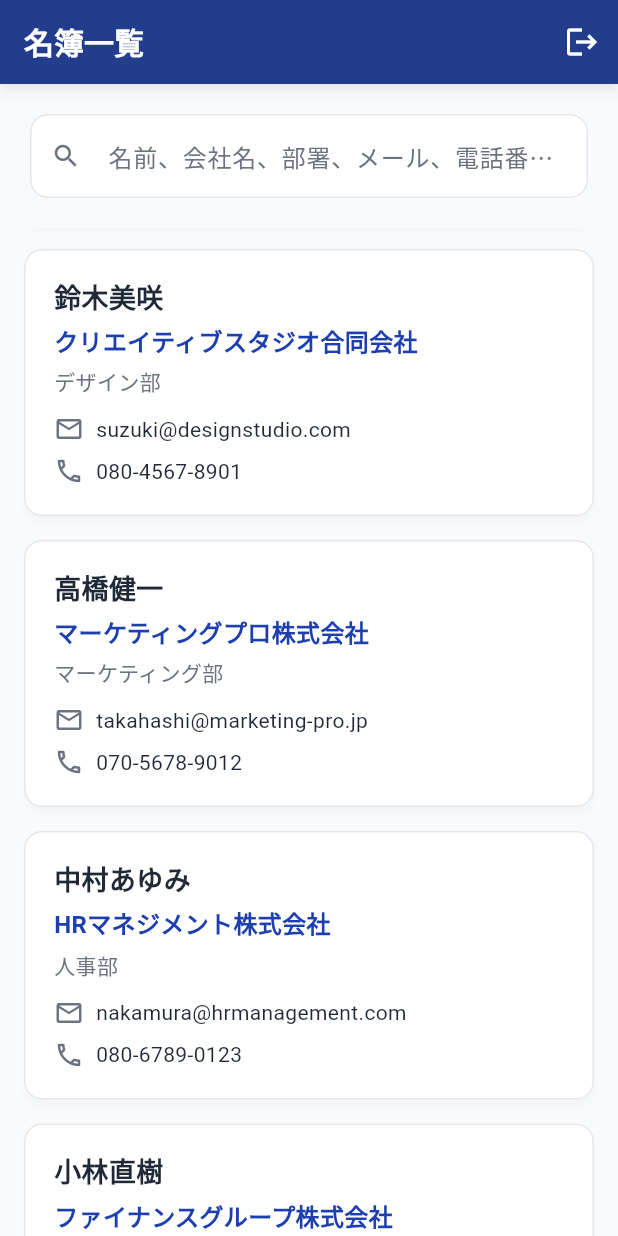
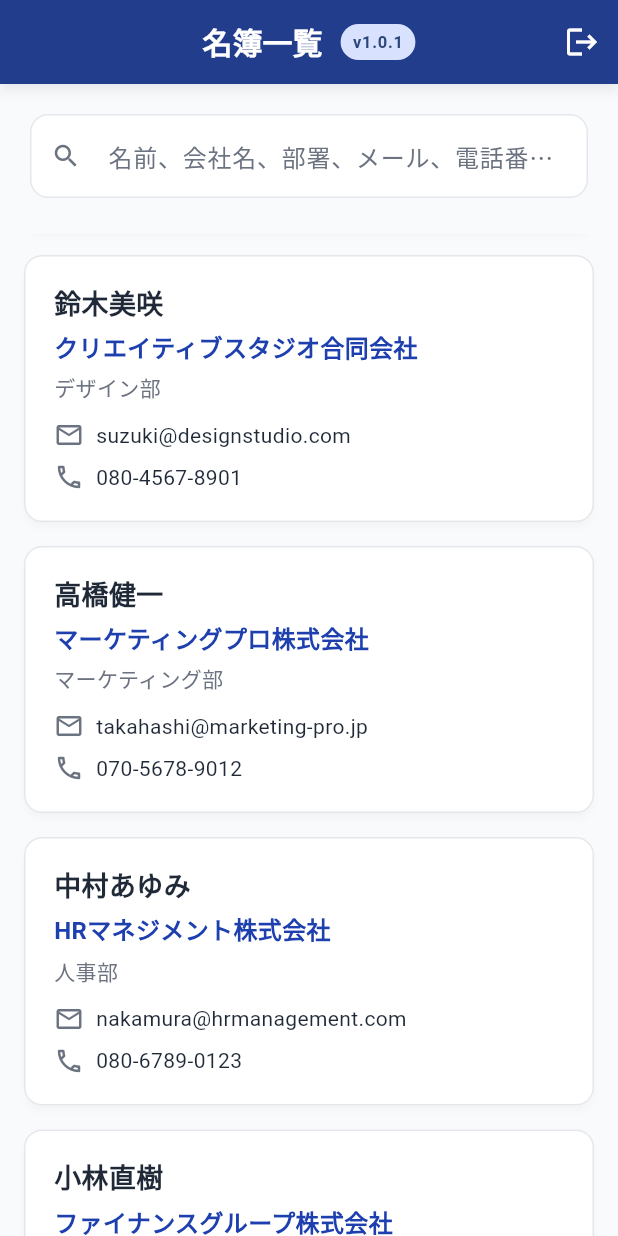
Before and after one commit to Fuurugeeen/member_list_demo_flutter, a Flutter app: the screen it shows after launch, scrolled down 576 dp, on a phone screen of 412 x 824 dp. Run offline on Flutter 3.47's test engine with Material 3 defaults, Android fonts, the phone set to English and light mode, and no system bars; our stand-ins replace go_router, package_info_plus, shared_preferences.

Commit message:
release: v1.0.1

```diff
--- a/lib/screens/member_list_screen.dart
+++ b/lib/screens/member_list_screen.dart
@@ -1,4 +1,6 @@
 import 'package:flutter/material.dart';
+import 'package:package_info_plus/package_info_plus.dart';
+
 import '../models/member.dart';
 import '../services/auth_service.dart';
 import '../services/storage_service.dart';
@@ -24,12 +26,30 @@ class _MemberListScreenState extends State<MemberListScreen> {
   List<Member> _filteredMembers = [];
   bool _isLoading = true;
   bool _isSearchActive = false;
+  String _version = '';
 
   @override
   void initState() {
     super.initState();
     _loadMembers();
+    _loadVersion();
     _searchController.addListener(_onSearchChanged);
+  }
+
+  Future<void> _loadVersion() async {
+    try {
+      final packageInfo = await PackageInfo.fromPlatform();
+      setState(() {
+        _version = 'v${packageInfo.version}';
+      });
+      print('Version loaded: $_version'); // デバッグ用
+    } catch (e) {
+      print('Error loading version: $e'); // デバッグ用
+      // エラーの場合でもバージョンを表示
+      setState(() {
+        _version = 'v1.0.0';
+      });
+    }
   }
 
   @override
@@ -77,7 +97,6 @@ class _MemberListScreenState extends State<MemberListScreen> {
     });
   }
 
-
   Future<void> _deleteMember(Member member) async {
     final confirmed = await showDialog<bool>(
       context: context,
@@ -104,19 +123,19 @@ class _MemberListScreenState extends State<MemberListScreen> {
   }
 
   void _editMember(Member? member) {
-    Navigator.of(context).pushNamed(
+    Navigator.of(context)
+        .pushNamed(
           '/edit',
           arguments: member,
-    ).then((_) => _loadMembers());
+        )
+        .then((_) => _loadMembers());
   }
 
   Widget _buildMemberCard(Member member) {
     return Card(
       margin: const EdgeInsets.symmetric(horizontal: 16, vertical: 8),
       child: InkWell(
-        onTap: widget.mode == AppMode.edit
-            ? () => _editMember(member)
-            : null,
+        onTap: widget.mode == AppMode.edit ? () => _editMember(member) : null,
         borderRadius: BorderRadius.circular(12),
         child: Padding(
           padding: BusinessTheme.mobileCardPadding,
@@ -223,13 +242,35 @@ class _MemberListScreenState extends State<MemberListScreen> {
   Widget build(BuildContext context) {
     return Scaffold(
       appBar: AppBar(
-        title: Text(widget.mode == AppMode.view ? '名簿一覧' : '名簿編集'),
+        centerTitle: true,
+        title: Row(
+          mainAxisSize: MainAxisSize.min,
+          children: [
+            Text(widget.mode == AppMode.view ? '名簿一覧' : '名簿編集'),
+            const SizedBox(width: 12),
+            Container(
+              padding: const EdgeInsets.symmetric(horizontal: 8, vertical: 4),
+              decoration: BoxDecoration(
+                color: Theme.of(context).colorScheme.primaryContainer,
+                borderRadius: BorderRadius.circular(12),
+              ),
+              child: Text(
+                _version.isEmpty ? 'v1.0.0' : _version,
+                style: Theme.of(context).textTheme.labelSmall?.copyWith(
+                      color: Theme.of(context).colorScheme.onPrimaryContainer,
+                      fontWeight: FontWeight.w600,
+                    ),
+              ),
+            ),
+          ],
+        ),
         actions: [
           IconButton(
             onPressed: () async {
               await _authService.logout(widget.mode);
               if (mounted && context.mounted) {
-                Navigator.of(context).pushNamedAndRemoveUntil('/', (route) => false);
+                Navigator.of(context)
+                    .pushNamedAndRemoveUntil('/', (route) => false);
               }
             },
             icon: const Icon(Icons.logout),
@@ -239,9 +280,19 @@ class _MemberListScreenState extends State<MemberListScreen> {
       ),
       body: _isLoading
           ? const Center(child: CircularProgressIndicator())
-          : Column(
+          : CustomScrollView(
+              slivers: [
+                // 検索バー（スティッキーヘッダー）
+                SliverPersistentHeader(
+                  pinned: true,
+                  delegate: _SearchBarDelegate(
+                    isSearchActive: _isSearchActive,
+                    filteredCount: _filteredMembers.length,
+                    child: Container(
+                      color: Theme.of(context).colorScheme.surface,
+                      child: Column(
+                        mainAxisSize: MainAxisSize.min,
                         children: [
-                // 検索バー
                           Container(
                             padding: BusinessTheme.mobileSearchPadding,
                             child: TextField(
@@ -271,7 +322,8 @@ class _MemberListScreenState extends State<MemberListScreen> {
                           // 検索結果の件数表示
                           if (_isSearchActive)
                             Container(
-                    padding: const EdgeInsets.symmetric(horizontal: 20, vertical: 12),
+                              padding: const EdgeInsets.symmetric(
+                                  horizontal: 20, vertical: 12),
                               child: Row(
                                 children: [
                                   Icon(
@@ -282,22 +334,34 @@ class _MemberListScreenState extends State<MemberListScreen> {
                                   const SizedBox(width: 8),
                                   Text(
                                     '${_filteredMembers.length}件の検索結果',
-                          style: Theme.of(context).textTheme.bodyMedium?.copyWith(
-                            color: Theme.of(context).colorScheme.onSurfaceVariant,
+                                    style: Theme.of(context)
+                                        .textTheme
+                                        .bodyMedium
+                                        ?.copyWith(
+                                          color: Theme.of(context)
+                                              .colorScheme
+                                              .onSurfaceVariant,
                                           fontWeight: FontWeight.w500,
                                         ),
                                   ),
                                 ],
                               ),
                             ),
+                        ],
+                      ),
+                    ),
+                  ),
+                ),
                 // メンバーリスト
-                Expanded(
-                  child: _members.isEmpty
-                      ? const Center(
+                if (_members.isEmpty)
+                  SliverFillRemaining(
+                    child: Center(
                       child: Text('メンバーが登録されていません'),
+                    ),
                   )
-                      : _filteredMembers.isEmpty
-                          ? Center(
+                else if (_filteredMembers.isEmpty)
+                  SliverFillRemaining(
+                    child: Center(
                       child: Column(
                         mainAxisAlignment: MainAxisAlignment.center,
                         children: [
@@ -322,14 +386,16 @@ class _MemberListScreenState extends State<MemberListScreen> {
                           ),
                         ],
                       ),
+                    ),
                   )
-                          : ListView.builder(
-                              itemCount: _filteredMembers.length,
-                              padding: const EdgeInsets.only(bottom: 100),
-                              itemBuilder: (context, index) {
+                else
+                  SliverList(
+                    delegate: SliverChildBuilderDelegate(
+                      (context, index) {
                         final member = _filteredMembers[index];
                         return _buildMemberCard(member);
                       },
+                      childCount: _filteredMembers.length,
                     ),
                   ),
               ],
@@ -344,3 +410,33 @@ class _MemberListScreenState extends State<MemberListScreen> {
     );
   }
 }
+
+// スティッキーヘッダー用のデリゲートクラス
+class _SearchBarDelegate extends SliverPersistentHeaderDelegate {
+  _SearchBarDelegate({
+    required this.child,
+    required this.isSearchActive,
+    required this.filteredCount,
+  });
+
+  final Widget child;
+  final bool isSearchActive;
+  final int filteredCount;
+
+  @override
+  double get minExtent => isSearchActive ? 150.0 : 100.0;
+
+  @override
+  double get maxExtent => isSearchActive ? 150.0 : 100.0;
+
+  @override
+  Widget build(BuildContext context, double shrinkOffset, bool overlapsContent) {
+    return SizedBox.expand(child: child);
+  }
+
+  @override
+  bool shouldRebuild(_SearchBarDelegate oldDelegate) {
+    return isSearchActive != oldDelegate.isSearchActive ||
+        filteredCount != oldDelegate.filteredCount;
+  }
+}
--- a/pubspec.yaml
+++ b/pubspec.yaml
@@ -16,7 +16,7 @@ publish_to: 'none' # Remove this line if you wish to publish to pub.dev
 # https://developer.apple.com/library/archive/documentation/General/Reference/InfoPlistKeyReference/Articles/CoreFoundationKeys.html
 # In Windows, build-name is used as the major, minor, and patch parts
 # of the product and file versions while build-number is used as the build suffix.
-version:
+version: 1.0.1
 
 environment:
   sdk: ^3.6.1
```
Also changed, not shown: 1 other file. Lines whose indentation alone changed are shown as unchanged.
